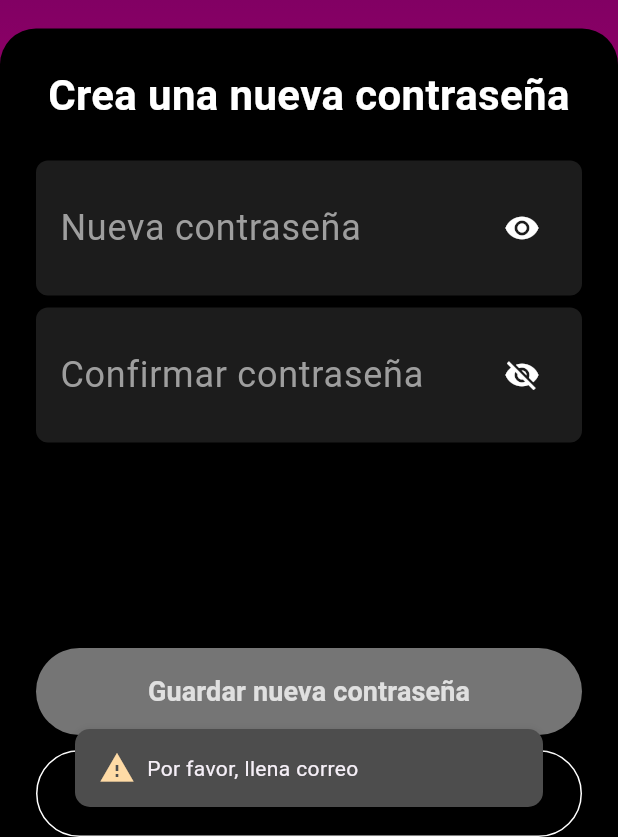
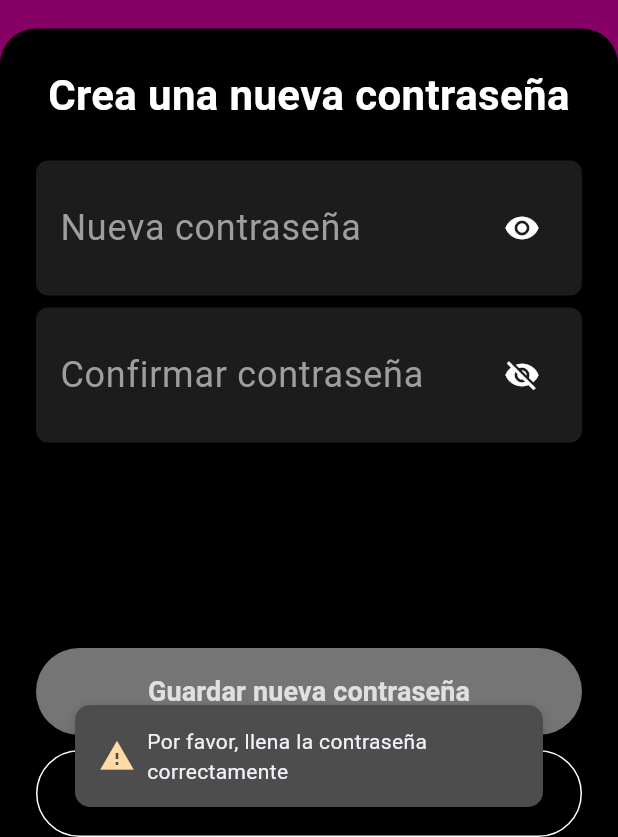
Before and after one commit to LiberRivera/BykonApp, a Flutter app: the ChangePasswordScreen screen opened directly with empty values, after a tap on the "visibility off" icon, after a tap on "Guardar nueva contraseña", on a phone screen of 412 x 824 dp, the part 399-1236 px from its top. Run offline on Flutter 3.47's test engine with Material 3 defaults, Android fonts, the phone set to English and light mode, and no system bars; our stand-ins replace flutter_dotenv, flutter_secure_storage, syncfusion_flutter_datepicker; accounts and stored records are empty.

Commit message:
Incorrect password message is modified

```diff
--- a/lib/ChangeCreateNewPassword/create_new_password_screen.dart
+++ b/lib/ChangeCreateNewPassword/create_new_password_screen.dart
@@ -317,7 +317,7 @@ return Scaffold(
                                         Icon(Icons.warning, color: Color.fromARGB(255, 255, 219, 166)),
                                         SizedBox(width: 8),
                                         Expanded(
-                                          child: Text('Por favor, llena correo'),
+                                          child: Text('Por favor, llena la contraseña correctamente'),
                                         ),
                                       ],
                                     ),
```
Also changed, not shown: lib/VerificationCode/verification_code_screen.dart (line endings or trailing spaces).
